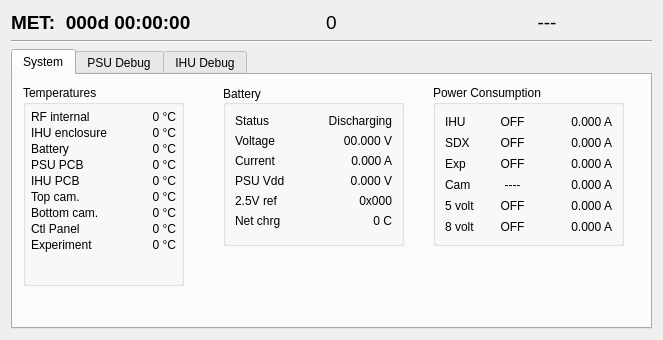
Above: qtgui/arissattlm.ui from gqrx-sdr/gqrx before the change. Below: the same form after it.
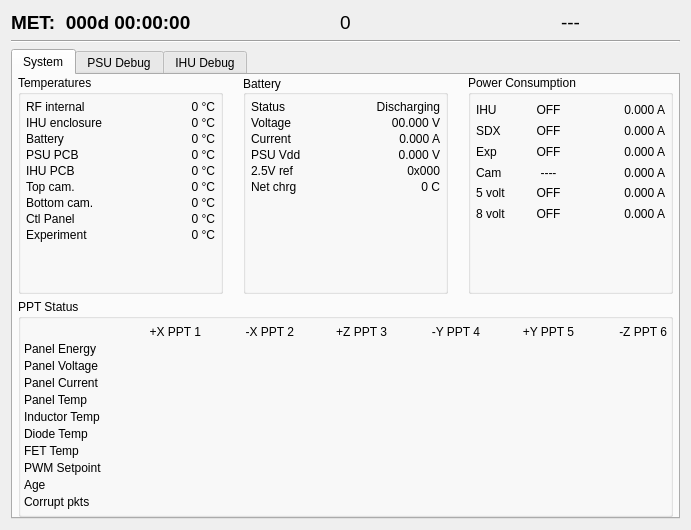
That is the form after the change.

What changed in the file:
```diff
--- a/qtgui/arissattlm.ui
+++ b/qtgui/arissattlm.ui
@@ -6,8 +6,8 @@
    <rect>
     <x>0</x>
     <y>0</y>
-    <width>663</width>
-    <height>340</height>
+    <width>691</width>
+    <height>530</height>
    </rect>
   </property>
   <property name="windowTitle">
@@ -108,15 +108,29 @@
       <attribute name="title">
        <string>System</string>
       </attribute>
+      <layout class="QVBoxLayout" name="verticalLayout_2">
+       <property name="spacing">
+        <number>5</number>
+       </property>
+       <property name="leftMargin">
+        <number>5</number>
+       </property>
+       <property name="topMargin">
+        <number>0</number>
+       </property>
+       <property name="rightMargin">
+        <number>5</number>
+       </property>
+       <property name="bottomMargin">
+        <number>0</number>
+       </property>
+       <item>
+        <layout class="QHBoxLayout" name="horizontalLayout_2">
+         <property name="spacing">
+          <number>20</number>
+         </property>
+         <item>
       <widget class="QGroupBox" name="Temperatures">
-       <property name="geometry">
-        <rect>
-         <x>10</x>
-         <y>10</y>
-         <width>161</width>
-         <height>201</height>
-        </rect>
-       </property>
        <property name="title">
         <string>Temperatures</string>
        </property>
@@ -142,6 +156,12 @@
         </item>
         <item row="0" column="1">
          <widget class="QLabel" name="tempRfMod">
+              <property name="sizePolicy">
+               <sizepolicy hsizetype="MinimumExpanding" vsizetype="Preferred">
+                <horstretch>0</horstretch>
+                <verstretch>0</verstretch>
+               </sizepolicy>
+              </property>
           <property name="text">
            <string>0 °C</string>
           </property>
@@ -312,19 +332,196 @@
         </item>
        </layout>
       </widget>
+         </item>
+         <item>
+          <widget class="QGroupBox" name="Battery">
+           <property name="title">
+            <string>Battery</string>
+           </property>
+           <property name="alignment">
+            <set>Qt::AlignLeading|Qt::AlignLeft|Qt::AlignVCenter</set>
+           </property>
+           <property name="flat">
+            <bool>false</bool>
+           </property>
+           <property name="checkable">
+            <bool>false</bool>
+           </property>
+           <layout class="QFormLayout" name="formLayout_2">
+            <property name="horizontalSpacing">
+             <number>5</number>
+            </property>
+            <property name="verticalSpacing">
+             <number>2</number>
+            </property>
+            <property name="margin">
+             <number>5</number>
+            </property>
+            <item row="0" column="0">
+             <widget class="QLabel" name="label_21">
+              <property name="text">
+               <string>Status</string>
+              </property>
+             </widget>
+            </item>
+            <item row="0" column="1">
+             <widget class="QLabel" name="battState">
+              <property name="sizePolicy">
+               <sizepolicy hsizetype="MinimumExpanding" vsizetype="Preferred">
+                <horstretch>0</horstretch>
+                <verstretch>0</verstretch>
+               </sizepolicy>
+              </property>
+              <property name="text">
+               <string>Discharging</string>
+              </property>
+              <property name="alignment">
+               <set>Qt::AlignRight|Qt::AlignTrailing|Qt::AlignVCenter</set>
+              </property>
+             </widget>
+            </item>
+            <item row="1" column="0">
+             <widget class="QLabel" name="label_16">
+              <property name="text">
+               <string>Voltage</string>
+              </property>
+             </widget>
+            </item>
+            <item row="1" column="1">
+             <widget class="QLabel" name="battVolt">
+              <property name="sizePolicy">
+               <sizepolicy hsizetype="MinimumExpanding" vsizetype="Preferred">
+                <horstretch>0</horstretch>
+                <verstretch>0</verstretch>
+               </sizepolicy>
+              </property>
+              <property name="text">
+               <string>00.000 V</string>
+              </property>
+              <property name="alignment">
+               <set>Qt::AlignRight|Qt::AlignTrailing|Qt::AlignVCenter</set>
+              </property>
+             </widget>
+            </item>
+            <item row="2" column="0">
+             <widget class="QLabel" name="label_17">
+              <property name="text">
+               <string>Current</string>
+              </property>
+             </widget>
+            </item>
+            <item row="2" column="1">
+             <widget class="QLabel" name="battCurrent">
+              <property name="sizePolicy">
+               <sizepolicy hsizetype="MinimumExpanding" vsizetype="Preferred">
+                <horstretch>0</horstretch>
+                <verstretch>0</verstretch>
+               </sizepolicy>
+              </property>
+              <property name="text">
+               <string>0.000 A</string>
+              </property>
+              <property name="alignment">
+               <set>Qt::AlignRight|Qt::AlignTrailing|Qt::AlignVCenter</set>
+              </property>
+             </widget>
+            </item>
+            <item row="3" column="0">
+             <widget class="QLabel" name="label_20">
+              <property name="toolTip">
+               <string>2.5V center current reference (eng)</string>
+              </property>
+              <property name="text">
+               <string>PSU Vdd</string>
+              </property>
+             </widget>
+            </item>
+            <item row="3" column="1">
+             <widget class="QLabel" name="battVdd">
+              <property name="sizePolicy">
+               <sizepolicy hsizetype="MinimumExpanding" vsizetype="Preferred">
+                <horstretch>0</horstretch>
+                <verstretch>0</verstretch>
+               </sizepolicy>
+              </property>
+              <property name="text">
+               <string>0.000 V</string>
+              </property>
+              <property name="alignment">
+               <set>Qt::AlignRight|Qt::AlignTrailing|Qt::AlignVCenter</set>
+              </property>
+             </widget>
+            </item>
+            <item row="4" column="0">
+             <widget class="QLabel" name="label_18">
+              <property name="toolTip">
+               <string>2.5V center current reference (raw)</string>
+              </property>
+              <property name="text">
+               <string>2.5V ref</string>
+              </property>
+             </widget>
+            </item>
+            <item row="4" column="1">
+             <widget class="QLabel" name="battVref">
+              <property name="sizePolicy">
+               <sizepolicy hsizetype="MinimumExpanding" vsizetype="Preferred">
+                <horstretch>0</horstretch>
+                <verstretch>0</verstretch>
+               </sizepolicy>
+              </property>
+              <property name="text">
+               <string>0x000</string>
+              </property>
+              <property name="alignment">
+               <set>Qt::AlignRight|Qt::AlignTrailing|Qt::AlignVCenter</set>
+              </property>
+             </widget>
+            </item>
+            <item row="5" column="0">
+             <widget class="QLabel" name="label_19">
+              <property name="toolTip">
+               <string>Flight total net coulombs moved into or out of the battery</string>
+              </property>
+              <property name="text">
+               <string>Net chrg</string>
+              </property>
+             </widget>
+            </item>
+            <item row="5" column="1">
+             <widget class="QLabel" name="battCharge">
+              <property name="sizePolicy">
+               <sizepolicy hsizetype="MinimumExpanding" vsizetype="Preferred">
+                <horstretch>0</horstretch>
+                <verstretch>0</verstretch>
+               </sizepolicy>
+              </property>
+              <property name="text">
+               <string>0 C</string>
+              </property>
+              <property name="alignment">
+               <set>Qt::AlignRight|Qt::AlignTrailing|Qt::AlignVCenter</set>
+              </property>
+             </widget>
+            </item>
+           </layout>
+          </widget>
+         </item>
+         <item>
       <widget class="QGroupBox" name="Power">
-       <property name="geometry">
-        <rect>
-         <x>420</x>
-         <y>10</y>
-         <width>191</width>
-         <height>161</height>
-        </rect>
-       </property>
        <property name="title">
         <string>Power Consumption</string>
        </property>
        <layout class="QGridLayout" name="gridLayout">
+            <property name="horizontalSpacing">
+             <number>5</number>
+            </property>
+            <property name="verticalSpacing">
+             <number>2</number>
+            </property>
+            <property name="margin">
+             <number>5</number>
+            </property>
         <item row="0" column="0">
          <widget class="QLabel" name="label_13">
           <property name="text">
@@ -541,47 +738,110 @@
           </property>
          </widget>
         </item>
-       </layout>
-      </widget>
-      <widget class="QGroupBox" name="Battery">
-       <property name="geometry">
-        <rect>
-         <x>210</x>
-         <y>10</y>
-         <width>181</width>
-         <height>161</height>
-        </rect>
-       </property>
+            <item row="6" column="1">
+             <widget class="QLabel" name="filler_1">
+              <property name="text">
+               <string/>
+              </property>
+             </widget>
+            </item>
+            <item row="7" column="1">
+             <widget class="QLabel" name="filler_2">
+              <property name="text">
+               <string/>
+              </property>
+             </widget>
+            </item>
+            <item row="8" column="1">
+             <widget class="QLabel" name="filler_3">
+              <property name="text">
+               <string/>
+              </property>
+             </widget>
+            </item>
+           </layout>
+          </widget>
+         </item>
+        </layout>
+       </item>
+       <item>
+        <widget class="QGroupBox" name="groupBox">
        <property name="title">
-        <string>Battery</string>
-       </property>
-       <property name="alignment">
-        <set>Qt::AlignLeading|Qt::AlignLeft|Qt::AlignVCenter</set>
-       </property>
-       <property name="flat">
-        <bool>false</bool>
-       </property>
-       <property name="checkable">
-        <bool>false</bool>
-       </property>
-       <layout class="QFormLayout" name="formLayout_2">
-        <item row="0" column="0">
-         <widget class="QLabel" name="label_21">
-          <property name="text">
-           <string>Status</string>
+          <string>PPT Status</string>
+         </property>
+         <layout class="QGridLayout" name="pptGridLayout">
+          <property name="leftMargin">
+           <number>3</number>
+          </property>
+          <property name="topMargin">
+           <number>5</number>
+          </property>
+          <property name="rightMargin">
+           <number>3</number>
+          </property>
+          <property name="bottomMargin">
+           <number>5</number>
           </property>
-         </widget>
-        </item>
+          <property name="horizontalSpacing">
+           <number>10</number>
+          </property>
+          <property name="verticalSpacing">
+           <number>2</number>
+          </property>
         <item row="0" column="1">
-         <widget class="QLabel" name="battState">
-          <property name="sizePolicy">
-           <sizepolicy hsizetype="MinimumExpanding" vsizetype="Preferred">
-            <horstretch>0</horstretch>
-            <verstretch>0</verstretch>
-           </sizepolicy>
-          </property>
+           <widget class="QLabel" name="label_29">
+            <property name="text">
+             <string>+X PPT 1</string>
+            </property>
+            <property name="alignment">
+             <set>Qt::AlignRight|Qt::AlignTrailing|Qt::AlignVCenter</set>
+            </property>
+           </widget>
+          </item>
+          <item row="0" column="2">
+           <widget class="QLabel" name="label_30">
           <property name="text">
-           <string>Discharging</string>
+             <string>-X PPT 2</string>
+            </property>
+            <property name="alignment">
+             <set>Qt::AlignRight|Qt::AlignTrailing|Qt::AlignVCenter</set>
+            </property>
+           </widget>
+          </item>
+          <item row="0" column="3">
+           <widget class="QLabel" name="label_31">
+            <property name="text">
+             <string>+Z PPT 3</string>
+            </property>
+            <property name="alignment">
+             <set>Qt::AlignRight|Qt::AlignTrailing|Qt::AlignVCenter</set>
+            </property>
+           </widget>
+          </item>
+          <item row="0" column="4">
+           <widget class="QLabel" name="label_32">
+            <property name="text">
+             <string>-Y PPT 4</string>
+            </property>
+            <property name="alignment">
+             <set>Qt::AlignRight|Qt::AlignTrailing|Qt::AlignVCenter</set>
+            </property>
+           </widget>
+          </item>
+          <item row="0" column="5">
+           <widget class="QLabel" name="label_33">
+            <property name="text">
+             <string>+Y PPT 5</string>
+            </property>
+            <property name="alignment">
+             <set>Qt::AlignRight|Qt::AlignTrailing|Qt::AlignVCenter</set>
+            </property>
+           </widget>
+          </item>
+          <item row="0" column="6">
+           <widget class="QLabel" name="label_34">
+            <property name="text">
+             <string>-Z PPT 6</string>
           </property>
           <property name="alignment">
            <set>Qt::AlignRight|Qt::AlignTrailing|Qt::AlignVCenter</set>
@@ -589,131 +849,79 @@
          </widget>
         </item>
         <item row="1" column="0">
-         <widget class="QLabel" name="label_16">
+           <widget class="QLabel" name="label_37">
           <property name="text">
-           <string>Voltage</string>
-          </property>
-         </widget>
-        </item>
-        <item row="1" column="1">
-         <widget class="QLabel" name="battVolt">
-          <property name="sizePolicy">
-           <sizepolicy hsizetype="MinimumExpanding" vsizetype="Preferred">
-            <horstretch>0</horstretch>
-            <verstretch>0</verstretch>
-           </sizepolicy>
-          </property>
-          <property name="text">
-           <string>00.000 V</string>
-          </property>
-          <property name="alignment">
-           <set>Qt::AlignRight|Qt::AlignTrailing|Qt::AlignVCenter</set>
+             <string>Panel Energy</string>
           </property>
          </widget>
         </item>
         <item row="2" column="0">
-         <widget class="QLabel" name="label_17">
+           <widget class="QLabel" name="label_22">
           <property name="text">
-           <string>Current</string>
-          </property>
-         </widget>
-        </item>
-        <item row="2" column="1">
-         <widget class="QLabel" name="battCurrent">
-          <property name="sizePolicy">
-           <sizepolicy hsizetype="MinimumExpanding" vsizetype="Preferred">
-            <horstretch>0</horstretch>
-            <verstretch>0</verstretch>
-           </sizepolicy>
-          </property>
-          <property name="text">
-           <string>0.000 A</string>
-          </property>
-          <property name="alignment">
-           <set>Qt::AlignRight|Qt::AlignTrailing|Qt::AlignVCenter</set>
+             <string>Panel Voltage</string>
           </property>
          </widget>
         </item>
         <item row="3" column="0">
-         <widget class="QLabel" name="label_20">
-          <property name="toolTip">
-           <string>2.5V center current reference (eng)</string>
-          </property>
+           <widget class="QLabel" name="label_23">
           <property name="text">
-           <string>PSU Vdd</string>
-          </property>
-         </widget>
-        </item>
-        <item row="3" column="1">
-         <widget class="QLabel" name="battVdd">
-          <property name="sizePolicy">
-           <sizepolicy hsizetype="MinimumExpanding" vsizetype="Preferred">
-            <horstretch>0</horstretch>
-            <verstretch>0</verstretch>
-           </sizepolicy>
-          </property>
-          <property name="text">
-           <string>0.000 V</string>
-          </property>
-          <property name="alignment">
-           <set>Qt::AlignRight|Qt::AlignTrailing|Qt::AlignVCenter</set>
+             <string>Panel Current</string>
           </property>
          </widget>
         </item>
         <item row="4" column="0">
-         <widget class="QLabel" name="label_18">
-          <property name="toolTip">
-           <string>2.5V center current reference (raw)</string>
-          </property>
+           <widget class="QLabel" name="label_24">
           <property name="text">
-           <string>2.5V ref</string>
-          </property>
-         </widget>
-        </item>
-        <item row="4" column="1">
-         <widget class="QLabel" name="battVref">
-          <property name="sizePolicy">
-           <sizepolicy hsizetype="MinimumExpanding" vsizetype="Preferred">
-            <horstretch>0</horstretch>
-            <verstretch>0</verstretch>
-           </sizepolicy>
-          </property>
-          <property name="text">
-           <string>0x000</string>
-          </property>
-          <property name="alignment">
-           <set>Qt::AlignRight|Qt::AlignTrailing|Qt::AlignVCenter</set>
+             <string>Panel Temp</string>
           </property>
          </widget>
         </item>
         <item row="5" column="0">
-         <widget class="QLabel" name="label_19">
-          <property name="toolTip">
-           <string>Flight total net coulombs moved into or out of the battery</string>
-          </property>
+           <widget class="QLabel" name="label_25">
+            <property name="text">
+             <string>Inductor Temp</string>
+            </property>
+           </widget>
+          </item>
+          <item row="6" column="0">
+           <widget class="QLabel" name="label_35">
           <property name="text">
-           <string>Net chrg</string>
+             <string>Diode Temp</string>
           </property>
          </widget>
         </item>
-        <item row="5" column="1">
-         <widget class="QLabel" name="battCharge">
-          <property name="sizePolicy">
-           <sizepolicy hsizetype="MinimumExpanding" vsizetype="Preferred">
-            <horstretch>0</horstretch>
-            <verstretch>0</verstretch>
-           </sizepolicy>
-          </property>
+          <item row="7" column="0">
+           <widget class="QLabel" name="label_36">
+            <property name="text">
+             <string>FET Temp</string>
+            </property>
+           </widget>
+          </item>
+          <item row="8" column="0">
+           <widget class="QLabel" name="label_26">
           <property name="text">
-           <string>0 C</string>
-          </property>
-          <property name="alignment">
-           <set>Qt::AlignRight|Qt::AlignTrailing|Qt::AlignVCenter</set>
+             <string>PWM Setpoint</string>
+            </property>
+           </widget>
+          </item>
+          <item row="9" column="0">
+           <widget class="QLabel" name="label_27">
+            <property name="text">
+             <string>Age</string>
           </property>
          </widget>
         </item>
-       </layout>
-      </widget>
+          <item row="10" column="0">
+           <widget class="QLabel" name="label_28">
+            <property name="text">
+             <string>Corrupt pkts</string>
+            </property>
+           </widget>
+          </item>
+         </layout>
+        </widget>
+       </item>
+      </layout>
      </widget>
      <widget class="QWidget" name="tab_2">
       <property name="toolTip">
```
Lines whose indentation alone changed are shown as unchanged.
